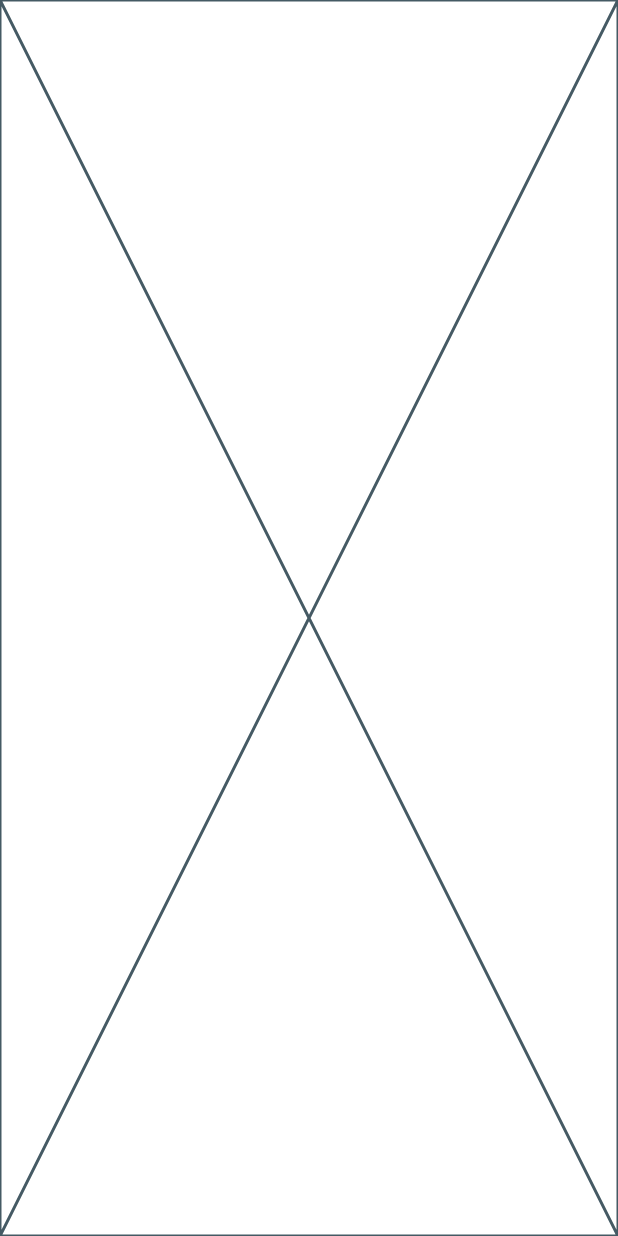
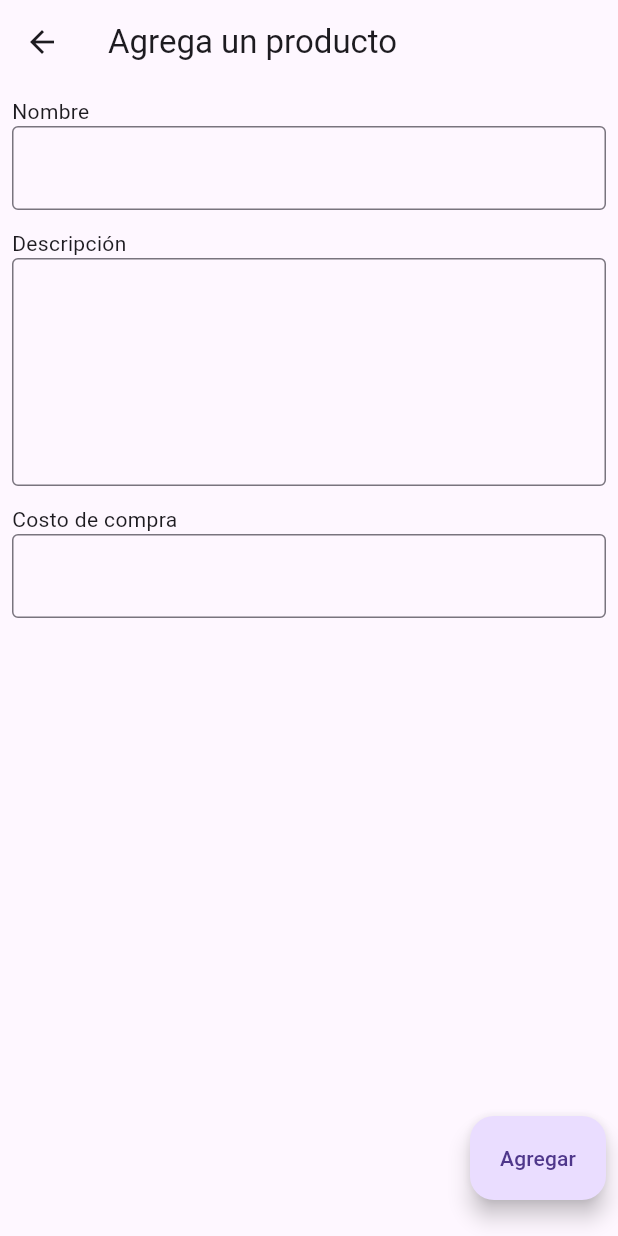
Before and after one commit to Emilio-Rendon-Dinen/mecaInventory, a Flutter app: the screen it shows after launch, after a tap on "Agregar producto", on a phone screen of 412 x 824 dp. Run offline on Flutter 3.47's test engine with Material 3 defaults, Android fonts, the phone set to English and light mode, and no system bars; our stand-ins replace bloc, flutter_bloc, get_it, sqflite, synchronized; accounts and stored records are empty.

Commit message:
Update add_product_screen.dart

```diff
--- a/lib/presentation/add_product/add_product_screen.dart
+++ b/lib/presentation/add_product/add_product_screen.dart
@@ -5,6 +5,57 @@ class AddProductScreen extends StatelessWidget {
 
   @override
   Widget build(BuildContext context) {
-    return const Placeholder();
+    return Scaffold(
+      appBar: AppBar(
+        title: const Text('Agrega un producto'),
+      ),
+      body: SafeArea(
+        child: Padding(
+          padding: const EdgeInsets.all(8.0),
+          child: Stack(
+            children: [
+              SingleChildScrollView(
+                child: Column(
+                  crossAxisAlignment: CrossAxisAlignment.start,
+                  children: [
+                    const Text("Nombre"),
+                    TextFormField(
+                      decoration: const InputDecoration(
+                        border: OutlineInputBorder(),
+                      ),
+                    ),
+                    const SizedBox(height: 12),
+                    const Text("Descripción"),
+                    TextFormField(
+                      maxLines: 5,
+                      decoration: const InputDecoration(
+                        border: OutlineInputBorder(),
+                      ),
+                    ),
+                    const SizedBox(height: 12),
+                    const Text("Costo de compra"),
+                    TextFormField(
+                      decoration: const InputDecoration(
+                        border: OutlineInputBorder(),
+                      ),
+                    ),
+                  ],
+                ),
+              ),
+              Align(
+                alignment: Alignment.bottomRight,
+                child: Padding(
+                  padding: const EdgeInsets.only(bottom: 16.0),
+                  child: FloatingActionButton.extended(
+                    onPressed: () {},
+                    label: const Text("Agregar"),
+                  ),
+                ),
+              ),
+            ],
+          ),
+        ),
+      ),
+    );
   }
 }
```
